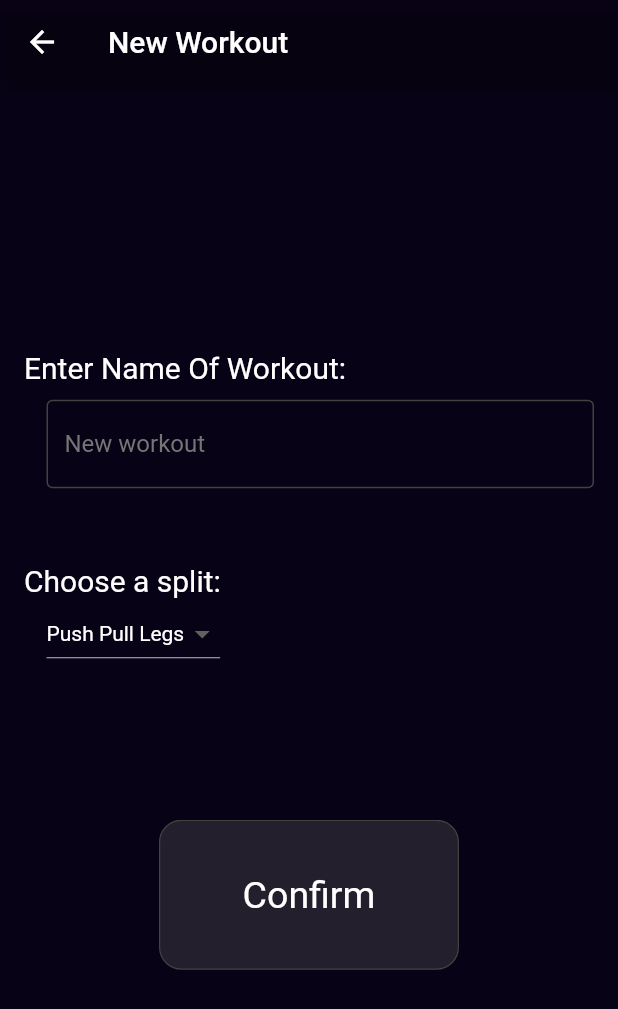
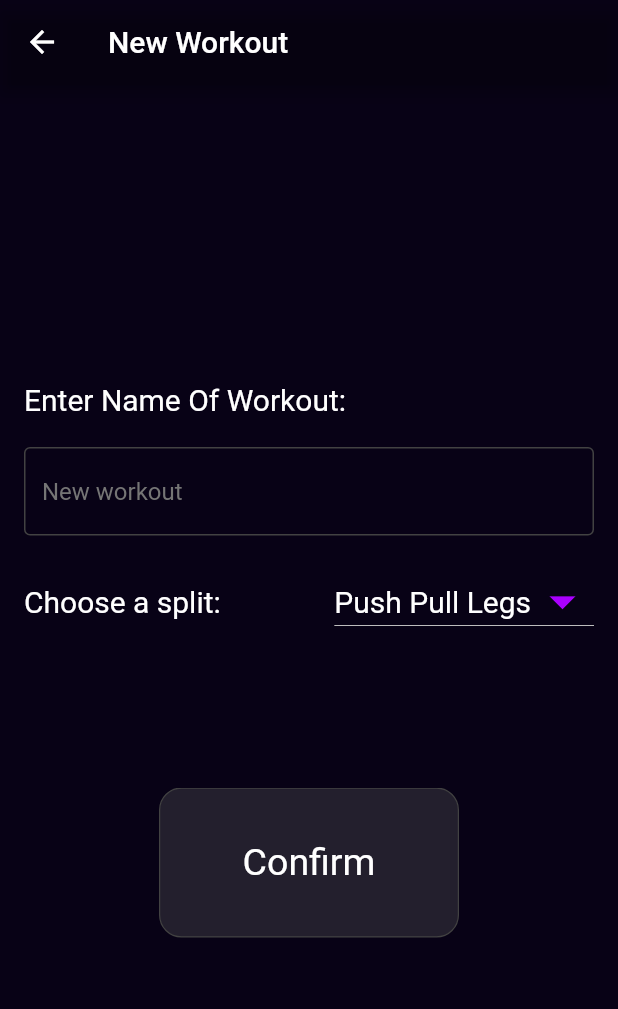
Before and after one commit to aevinj/Overload, a Flutter app: the NewWorkout screen opened directly, on a phone screen of 412 x 824 dp. Shown: the top 1009 px of the screen. Run offline on Flutter 3.47's test engine with Material 2 defaults, Android fonts, the phone set to English and light mode, and no system bars; our stand-ins replace hive, hive_flutter; accounts and stored records are empty.

Commit message:
redesign new workout page to be consistent

```diff
--- a/lib/pages/new_workout.dart
+++ b/lib/pages/new_workout.dart
@@ -42,11 +42,9 @@ class _NewWorkoutState extends State<NewWorkout> {
               style: Font(size: 20),
             ),
             const SizedBox(
-              height: 10,
+              height: 20,
             ),
-            Padding(
-              padding: const EdgeInsets.only(left: 15),
-              child: TextField(
+            TextField(
               style: const TextStyle(color: Colors.white),
               controller: _nameController,
               decoration: InputDecoration(
@@ -60,16 +58,19 @@ class _NewWorkoutState extends State<NewWorkout> {
                 ),
               ),
             ),
-            ),
-            const SizedBox(height: 50.0),
+            const SizedBox(height: 20.0),
+            Row(
+              mainAxisAlignment: MainAxisAlignment.spaceBetween,
+              children: [
                 Text(
                   'Choose a split:',
                   style: Font(size: 20),
                 ),
-            Padding(
-              padding: const EdgeInsets.only(left: 15),
-              child: DropdownButton<String>(
+                DropdownButton<String>(
                   dropdownColor: Colors.grey[900],
+                  focusColor: Colors.purple[900],
+                  iconEnabledColor: Colors.purpleAccent[700],
+                  iconSize: 42.0,
                   style: const TextStyle(color: Colors.white),
                   value: selectedOption,
                   onChanged: (String? newValue) {
@@ -81,10 +82,14 @@ class _NewWorkoutState extends State<NewWorkout> {
                       .map<DropdownMenuItem<String>>((String value) {
                     return DropdownMenuItem<String>(
                       value: value,
-                    child: Text(value),
+                      child: Text(
+                        value,
+                        style: Font(size: 20),
+                      ),
                     );
                   }).toList(),
                 ),
+              ],
             ),
             const SizedBox(
               height: 100,
@@ -94,7 +99,13 @@ class _NewWorkoutState extends State<NewWorkout> {
                   width: 200,
                   height: 100,
                   onPressed: () {
-                    Navigator.push(context, CupertinoPageRoute(builder: (context) => BuildWorkout(title: _nameController.text, split: selectedOption,)));
+                    Navigator.push(
+                        context,
+                        CupertinoPageRoute(
+                            builder: (context) => BuildWorkout(
+                                  title: _nameController.text,
+                                  split: selectedOption,
+                                )));
                   },
                   child: Text(
                     "Confirm",
```
Lines whose indentation alone changed are shown as unchanged.
